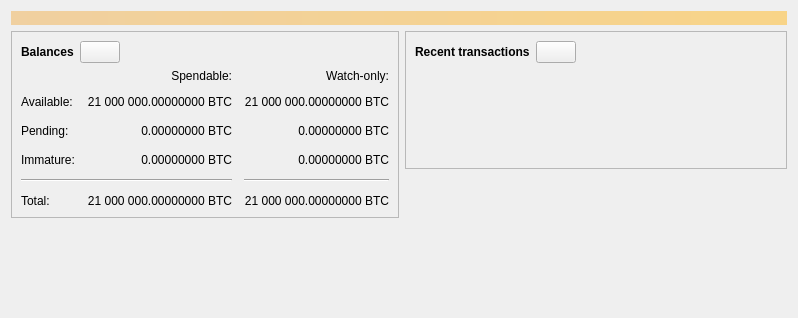
Above: src/qt/forms/overviewpage.ui from bitweb-project/bitweb before the change. Below: the same form after it.
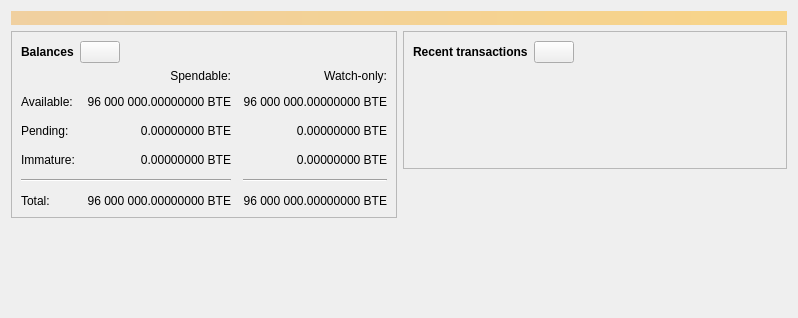
That is the form after the change. Icons and pictures are not drawn. Custom widgets are drawn as their Qt base class.

```diff
--- a/src/qt/forms/overviewpage.ui
+++ b/src/qt/forms/overviewpage.ui
@@ -120,7 +120,7 @@
                <string>Unconfirmed transactions to watch-only addresses</string>
               </property>
               <property name="text">
-               <string notr="true">0.00000000 BTC</string>
+               <string notr="true">0.00000000 BTE</string>
               </property>
               <property name="alignment">
                <set>Qt::AlignRight|Qt::AlignTrailing|Qt::AlignVCenter</set>
@@ -139,7 +139,7 @@
                <string>Total of transactions that have yet to be confirmed, and do not yet count toward the spendable balance</string>
               </property>
               <property name="text">
-               <string notr="true">0.00000000 BTC</string>
+               <string notr="true">0.00000000 BTE</string>
               </property>
               <property name="alignment">
                <set>Qt::AlignRight|Qt::AlignTrailing|Qt::AlignVCenter</set>
@@ -158,7 +158,7 @@
                <string>Mined balance in watch-only addresses that has not yet matured</string>
               </property>
               <property name="text">
-               <string notr="true">0.00000000 BTC</string>
+               <string notr="true">0.00000000 BTE</string>
               </property>
               <property name="alignment">
                <set>Qt::AlignRight|Qt::AlignTrailing|Qt::AlignVCenter</set>
@@ -210,7 +210,7 @@
                <string>Mined balance that has not yet matured</string>
               </property>
               <property name="text">
-               <string notr="true">0.00000000 BTC</string>
+               <string notr="true">0.00000000 BTE</string>
               </property>
               <property name="alignment">
                <set>Qt::AlignRight|Qt::AlignTrailing|Qt::AlignVCenter</set>
@@ -249,7 +249,7 @@
                <string>Your current total balance</string>
               </property>
               <property name="text">
-               <string notr="true">21 000 000.00000000 BTC</string>
+               <string notr="true">96 000 000.00000000 BTE</string>
               </property>
               <property name="alignment">
                <set>Qt::AlignRight|Qt::AlignTrailing|Qt::AlignVCenter</set>
@@ -268,7 +268,7 @@
                <string>Current total balance in watch-only addresses</string>
               </property>
               <property name="text">
-               <string notr="true">21 000 000.00000000 BTC</string>
+               <string notr="true">96 000 000.00000000 BTE</string>
               </property>
               <property name="alignment">
                <set>Qt::AlignRight|Qt::AlignTrailing|Qt::AlignVCenter</set>
@@ -304,7 +304,7 @@
                <string>Your current spendable balance</string>
               </property>
               <property name="text">
-               <string notr="true">21 000 000.00000000 BTC</string>
+               <string notr="true">96 000 000.00000000 BTE</string>
               </property>
               <property name="alignment">
                <set>Qt::AlignRight|Qt::AlignTrailing|Qt::AlignVCenter</set>
@@ -323,7 +323,7 @@
                <string>Your current balance in watch-only addresses</string>
               </property>
               <property name="text">
-               <string notr="true">21 000 000.00000000 BTC</string>
+               <string notr="true">96 000 000.00000000 BTE</string>
               </property>
               <property name="alignment">
                <set>Qt::AlignRight|Qt::AlignTrailing|Qt::AlignVCenter</set>
```
Left out of the diff: 26 changed lines with no effect on the pictures.
